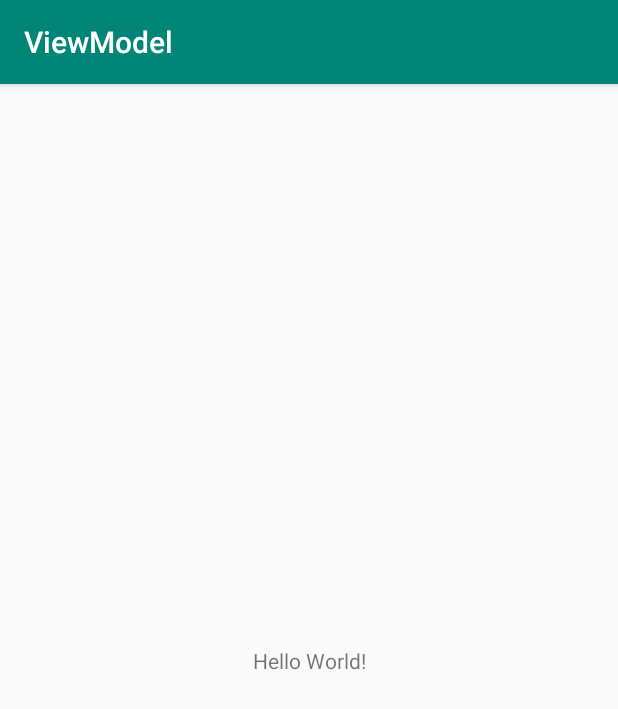
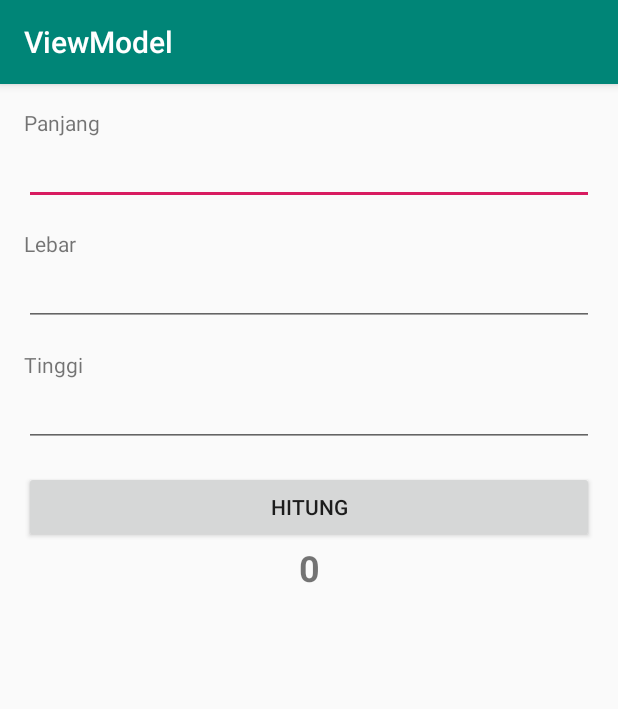
Before and after one commit to Skyproject12/ExerciseAndroid-ViewModel, an Android app: the screen it shows after launch (MainActivity), on a phone screen of 412 x 824 dp. Shown: the top 709 px of the screen. Run offline under Robolectric (Android 15) with nearby library versions, the phone set to English and light mode, and no system bars.

Commit message:
android basic viewmodel

```diff
--- a/app/build.gradle
+++ b/app/build.gradle
@@ -26,4 +26,5 @@ dependencies {
     testImplementation 'junit:junit:4.12'
     androidTestImplementation 'androidx.test.ext:junit:1.1.1'
     androidTestImplementation 'androidx.test.espresso:espresso-core:3.2.0'
+    implementation 'androidx.lifecycle:lifecycle-extensions:2.0.0'
 }
--- a/app/src/main/java/com/example/viewmodel/MainActivity.java
+++ b/app/src/main/java/com/example/viewmodel/MainActivity.java
@@ -1,14 +1,57 @@
 package com.example.viewmodel;
 
 import androidx.appcompat.app.AppCompatActivity;
+import androidx.lifecycle.ViewModelProviders;
 
 import android.os.Bundle;
+import android.view.View;
+import android.widget.EditText;
+import android.widget.TextView;
 
 public class MainActivity extends AppCompatActivity {
+
+    private EditText edtWidth;
+    private EditText edtHeight;
+    private EditText edtLength;
+    private TextView edResult;
+    private MainViewModel viewModel;
 
     @Override
     protected void onCreate(Bundle savedInstanceState) {
         super.onCreate(savedInstanceState);
         setContentView(R.layout.activity_main);
+
+        viewModel= ViewModelProviders.of(this).get(MainViewModel.class);
+        edtWidth= findViewById(R.id.edt_width);
+        edtHeight= findViewById(R.id.edt_height);
+        edtLength= findViewById(R.id.edt_length);
+        edResult= findViewById(R.id.tv_result);
+        displayResult();
+        findViewById(R.id.btn_calculate).setOnClickListener(new View.OnClickListener() {
+            @Override
+            public void onClick(View v) {
+                String width= edtWidth.getText().toString();
+                String height= edtHeight.getText().toString();
+                String length= edtLength.getText().toString();
+                if(width.isEmpty()){
+                    edtWidth.setError("Masih kosong");
+                }
+                else if(height.isEmpty()){
+                    edtHeight.setError("Masih Kosong");
+                }
+                else if(length.isEmpty()){
+                    edtLength.setError("Masih Kosong");
+                }
+                else{
+                    viewModel.calculate(width,height, length);
+                    displayResult();
+                }
+            }
+        });
+
+    }
+    private void displayResult(){
+        // get result from viewmodel result
+        edResult.setText(String.valueOf(viewModel.result));
     }
 }
--- /dev/null
+++ b/app/src/main/java/com/example/viewmodel/MainViewModel.java
@@ -0,0 +1,10 @@
+package com.example.viewmodel;
+
+import androidx.lifecycle.ViewModel;
+
+public class MainViewModel extends ViewModel {
+    int result= 0;
+    void calculate(String width, String height, String length){
+        result= Integer.parseInt(width) * Integer.parseInt(height) * Integer.parseInt(length);
+    }
+}
--- a/app/src/main/res/layout/activity_main.xml
+++ b/app/src/main/res/layout/activity_main.xml
@@ -1,18 +1,61 @@
 <?xml version="1.0" encoding="utf-8"?>
-<androidx.constraintlayout.widget.ConstraintLayout xmlns:android="http://schemas.android.com/apk/res/android"
+<LinearLayout xmlns:android="http://schemas.android.com/apk/res/android"
     xmlns:app="http://schemas.android.com/apk/res-auto"
     xmlns:tools="http://schemas.android.com/tools"
     android:layout_width="match_parent"
     android:layout_height="match_parent"
-    tools:context=".MainActivity">
+    tools:context=".MainActivity"
+    android:orientation="vertical"
+    android:padding="16dp">
 
     <TextView
-        android:layout_width="wrap_content"
+        android:text="@string/length"
+        android:layout_width="match_parent"
+        android:layout_height="wrap_content"/>
+    <EditText
+        android:id="@+id/edt_length"
+        android:layout_width="match_parent"
         android:layout_height="wrap_content"
-        android:text="Hello World!"
-        app:layout_constraintBottom_toBottomOf="parent"
-        app:layout_constraintLeft_toLeftOf="parent"
-        app:layout_constraintRight_toRightOf="parent"
-        app:layout_constraintTop_toTopOf="parent" />
+        android:layout_marginBottom="16dp"
+        android:inputType="numberDecimal"
+        android:lines="1"/>
+    <TextView
+        android:layout_width="match_parent"
+        android:layout_height="wrap_content"
+        android:text="@string/width"/>
+    <EditText
+        android:id="@+id/edt_width"
+        android:layout_width="match_parent"
+        android:layout_height="wrap_content"
+        android:layout_marginBottom="16dp"
+        android:inputType="numberDecimal"
+        android:lines="1"/>
+    <TextView
+        android:text="@string/height"
+        android:layout_width="match_parent"
+        android:layout_height="wrap_content"/>
 
-</androidx.constraintlayout.widget.ConstraintLayout>
+    <EditText
+        android:id="@+id/edt_height"
+        android:layout_width="match_parent"
+        android:layout_height="wrap_content"
+        android:layout_marginBottom="16dp"
+        android:inputType="numberDecimal"
+        android:lines="1"/>
+    <Button
+        android:text="@string/calculate"
+        android:id="@+id/btn_calculate"
+        android:layout_width="match_parent"
+        android:layout_height="wrap_content"/>
+
+    <TextView
+        android:textStyle="bold"
+        android:textSize="24sp"
+        android:text="@string/result"
+        android:gravity="center"
+        android:id="@+id/tv_result"
+        android:layout_width="match_parent"
+        android:layout_height="wrap_content"/>
+
+
+</LinearLayout>
--- a/app/src/main/res/values/strings.xml
+++ b/app/src/main/res/values/strings.xml
@@ -1,3 +1,8 @@
 <resources>
     <string name="app_name">ViewModel</string>
+    <string name="width">Lebar</string>
+    <string name="result">Hasil</string>
+    <string name="calculate">Hitung</string>
+    <string name="height">Tinggi</string>
+    <string name="length">Panjang</string>
 </resources>
```
